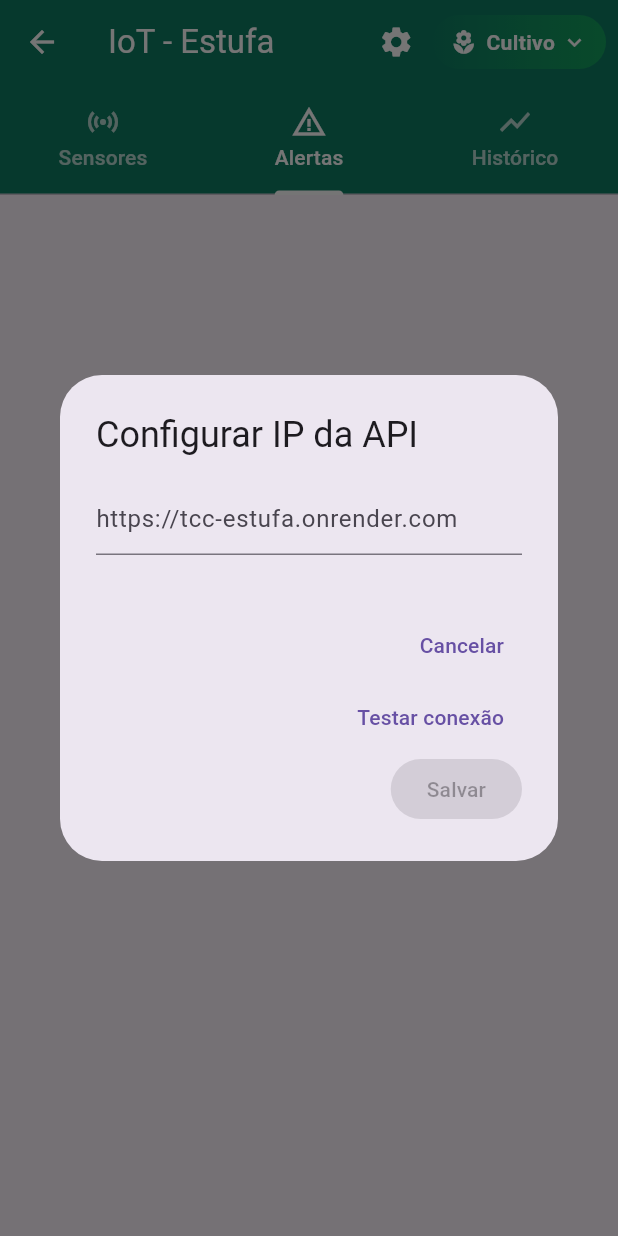
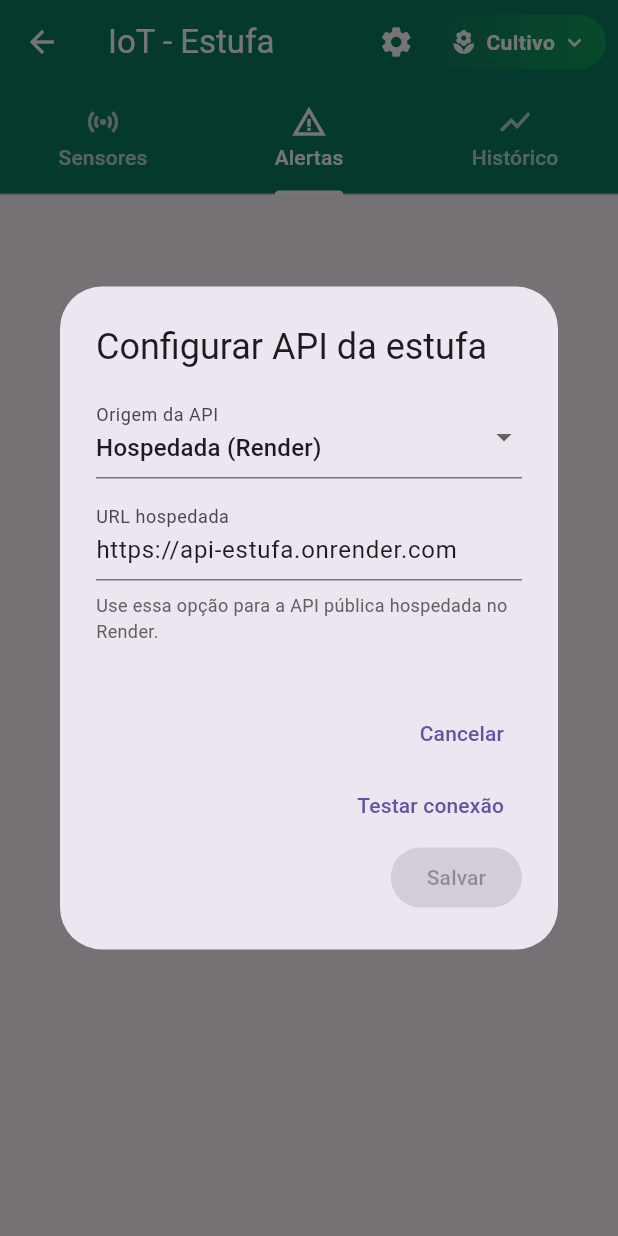
Before and after one commit to claudiodonanvx-star/TCC_Estufa, a Flutter app: the TelaDados screen opened directly, tab 2 chosen, after a tap on the "settings" icon, on a phone screen of 412 x 824 dp. Run offline on Flutter 3.47's test engine with Material 3 defaults, Android fonts, the phone set to English and light mode, and no system bars; our stand-ins replace fl_chart, flutter_local_notifications, shared_preferences; missing offline and left inert: fading_edge_scrollview; accounts and stored records are empty; network calls fail.

Commit message:
Update system to use new API URL https://api-estufa.onrender.com

```diff
--- a/UNIDADE/flutter_application_finalProject/assets/IPAPI/ipexterno.txt
+++ b/UNIDADE/flutter_application_finalProject/assets/IPAPI/ipexterno.txt
@@ -1 +1 @@
-https://tcc-estufa.onrender.com
+https://api-estufa.onrender.com
--- a/UNIDADE/flutter_application_finalProject/assets/ipexterno.txt
+++ b/UNIDADE/flutter_application_finalProject/assets/ipexterno.txt
@@ -1 +1 @@
-https://tcc-estufa.onrender.com
+https://api-estufa.onrender.com
--- /dev/null
+++ b/UNIDADE/flutter_application_finalProject/lib/cadastro/api_settings.dart
@@ -0,0 +1,37 @@
+import 'package:shared_preferences/shared_preferences.dart';
+
+class ApiSettings {
+  static const String _keyApiUrl = 'api_url';
+  static const String _defaultApiUrl = 'https://api-estufa.onrender.com';
+
+  static Future<String> obterUrlApi() async {
+    final prefs = await SharedPreferences.getInstance();
+    return prefs.getString(_keyApiUrl) ?? _defaultApiUrl;
+  }
+
+  static Future<void> salvarUrlApi(String url) async {
+    final prefs = await SharedPreferences.getInstance();
+    final normalizado = _normalizarUrl(url);
+    await prefs.setString(_keyApiUrl, normalizado);
+  }
+
+  static Future<void> resetarUrlApi() async {
+    final prefs = await SharedPreferences.getInstance();
+    await prefs.remove(_keyApiUrl);
+  }
+
+  static String _normalizarUrl(String valor) {
+    var url = valor.trim();
+    if (url.isEmpty) return _defaultApiUrl;
+
+    if (!url.startsWith('http://') && !url.startsWith('https://')) {
+      url = 'http://$url';
+    }
+
+    if (url.endsWith('/')) {
+      url = url.substring(0, url.length - 1);
+    }
+
+    return url;
+  }
+}
--- a/UNIDADE/flutter_application_finalProject/lib/cadastro/ip_util.dart
+++ b/UNIDADE/flutter_application_finalProject/lib/cadastro/ip_util.dart
@@ -1,9 +1,18 @@
 import 'package:flutter/services.dart' show rootBundle;
+import 'package:flutter_application_1/cadastro/api_settings.dart';
 
 class IpUtil {
-  static const String hostedApiUrl = 'https://tcc-estufa.onrender.com';
+  static const String hostedApiUrl = 'https://api-estufa.onrender.com';
 
   static Future<String?> carregarIp() async {
+    // Primeiro, tenta carregar a URL salva nas configurações
+    final urlSalva = await ApiSettings.obterUrlApi();
+    if (urlSalva != hostedApiUrl) {
+      // Se há uma URL customizada salva, usa ela
+      return urlSalva;
+    }
+
+    // Caso contrário, tenta carregar do arquivo de assets
     for (final caminho in ['assets/IPAPI/ipexterno.txt', 'assets/ipexterno.txt']) {
       try {
         final conteudo = await rootBundle.loadString(caminho);
--- a/UNIDADE/flutter_application_finalProject/lib/iot/TelaDados.dart
+++ b/UNIDADE/flutter_application_finalProject/lib/iot/TelaDados.dart
@@ -352,27 +352,85 @@ class _TelaDadosState extends State<TelaDados> {
   }
 
   void _mostrarDialogoDeIp() {
-    final ipController = TextEditingController(text: ipAtual);
+    final ipController = TextEditingController(
+      text: ipAtual.isNotEmpty ? ipAtual : 'https://api-estufa.onrender.com',
+    );
+    String modoApi = ipAtual.contains('localhost') || ipAtual.contains('127.0.0.1')
+        ? 'local'
+        : 'hospedada';
     bool conexaoOk = false;
     String? mensagemTeste;
+
+    String resolverUrl(String valor, String tipo) {
+      var base = valor.trim();
+      if (base.isEmpty) {
+        return tipo == 'local' ? 'http://localhost:8080' : 'https://api-estufa.onrender.com';
+      }
+
+      if (!base.startsWith('http://') && !base.startsWith('https://')) {
+        base = tipo == 'local' ? 'http://$base' : 'https://$base';
+      }
+
+      if (base.endsWith('/')) {
+        base = base.substring(0, base.length - 1);
+      }
+
+      return base;
+    }
 
     showDialog(
       context: context,
       builder: (context) {
         return StatefulBuilder(
-          builder:
-              (context, setState) => AlertDialog(
-                title: Text('Configurar IP da API'),
+          builder: (context, setDialogState) => AlertDialog(
+            title: const Text('Configurar API da estufa'),
             content: Column(
               mainAxisSize: MainAxisSize.min,
               children: [
+                DropdownButtonFormField<String>(
+                  value: modoApi,
+                  decoration: const InputDecoration(labelText: 'Origem da API'),
+                  items: const [
+                    DropdownMenuItem(
+                      value: 'hospedada',
+                      child: Text('Hospedada (Render)'),
+                    ),
+                    DropdownMenuItem(
+                      value: 'local',
+                      child: Text('Local (localhost)'),
+                    ),
+                  ],
+                  onChanged: (valor) {
+                    if (valor != null) {
+                      setDialogState(() {
+                        modoApi = valor;
+                        if (valor == 'local' && ipController.text.isEmpty) {
+                          ipController.text = 'http://localhost:8080';
+                        } else if (valor == 'hospedada' && ipController.text.isEmpty) {
+                          ipController.text = 'https://api-estufa.onrender.com';
+                        }
+                      });
+                    }
+                  },
+                ),
+                const SizedBox(height: 12),
                 TextField(
                   controller: ipController,
                   decoration: InputDecoration(
-                        hintText: 'https://tcc-estufa.onrender.com',
+                    labelText: modoApi == 'local' ? 'URL local' : 'URL hospedada',
+                    hintText: modoApi == 'local'
+                        ? 'http://localhost:8080'
+                        : 'https://api-estufa.onrender.com',
                   ),
                 ),
-                    SizedBox(height: 12),
+                const SizedBox(height: 8),
+                Text(
+                  modoApi == 'local'
+                      ? 'Use essa opção quando a API estiver rodando na sua máquina.'
+                      : 'Use essa opção para a API pública hospedada no Render.',
+                  style: TextStyle(color: Colors.grey[700], fontSize: 12),
+                ),
+                const SizedBox(height: 12),
                 if (mensagemTeste != null)
                   Text(
                     mensagemTeste!,
@@ -386,20 +444,20 @@ class _TelaDadosState extends State<TelaDados> {
             actions: [
               TextButton(
                 onPressed: () => Navigator.pop(context),
-                    child: Text('Cancelar'),
+                child: const Text('Cancelar'),
               ),
               TextButton(
                 onPressed: () async {
-                      final ipTeste = ipController.text.trim();
+                  final urlTeste = resolverUrl(ipController.text, modoApi);
                   try {
-                        final dados = await fetchDados(ipTeste);
+                    final dados = await fetchDados(urlTeste);
                     if (dados.isNotEmpty &&
                         // ignore: unnecessary_type_check, unnecessary_null_comparison
                         dados.every(
                           // ignore: unnecessary_type_check
                           (d) => d is SensorData && d.temperatura != null,
                         )) {
-                          setState(() {
+                      setDialogState(() {
                         conexaoOk = true;
                         mensagemTeste = '✅ Conexão bem-sucedida!';
                       });
@@ -407,20 +465,20 @@ class _TelaDadosState extends State<TelaDados> {
                       throw Exception('Resposta inválida');
                     }
                   } catch (e) {
-                        setState(() {
+                    setDialogState(() {
                       conexaoOk = false;
                       mensagemTeste = '❌ Falha na conexão';
                     });
                   }
                 },
-                    child: Text('Testar conexão'),
+                child: const Text('Testar conexão'),
               ),
               ElevatedButton(
-                    onPressed:
-                        conexaoOk
+                onPressed: conexaoOk
                     ? () {
-                              setState(() {
-                                ipAtual = ipController.text.trim();
+                        final urlFinal = resolverUrl(ipController.text, modoApi);
+                        this.setState(() {
+                          ipAtual = urlFinal;
                           _contador = 20;
                         });
                         _buscarDados();
@@ -428,7 +486,7 @@ class _TelaDadosState extends State<TelaDados> {
                         Navigator.pop(context);
                       }
                     : null,
-                    child: Text('Salvar'),
+                child: const Text('Salvar'),
               ),
             ],
           ),
```
Also changed, not shown: UNIDADE/flutter_application_finalProject/lib/unidade/monitor_unidade_page.dart (added, +569 -0 lines), 4 other files. Lines whose indentation alone changed are shown as unchanged.
